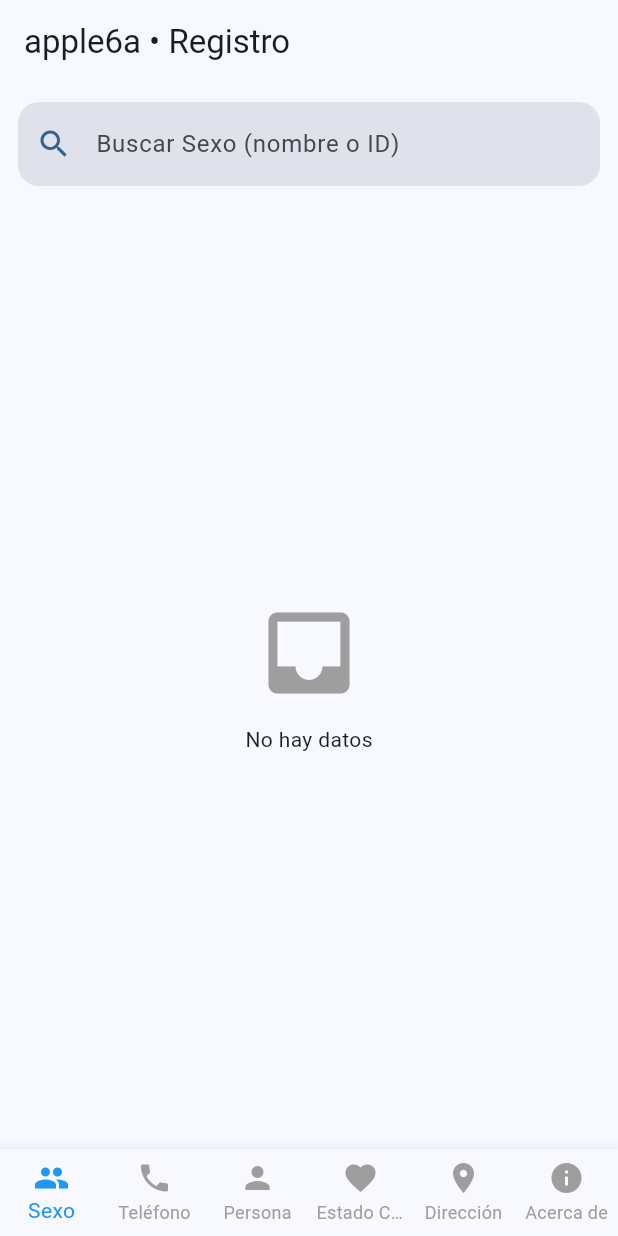
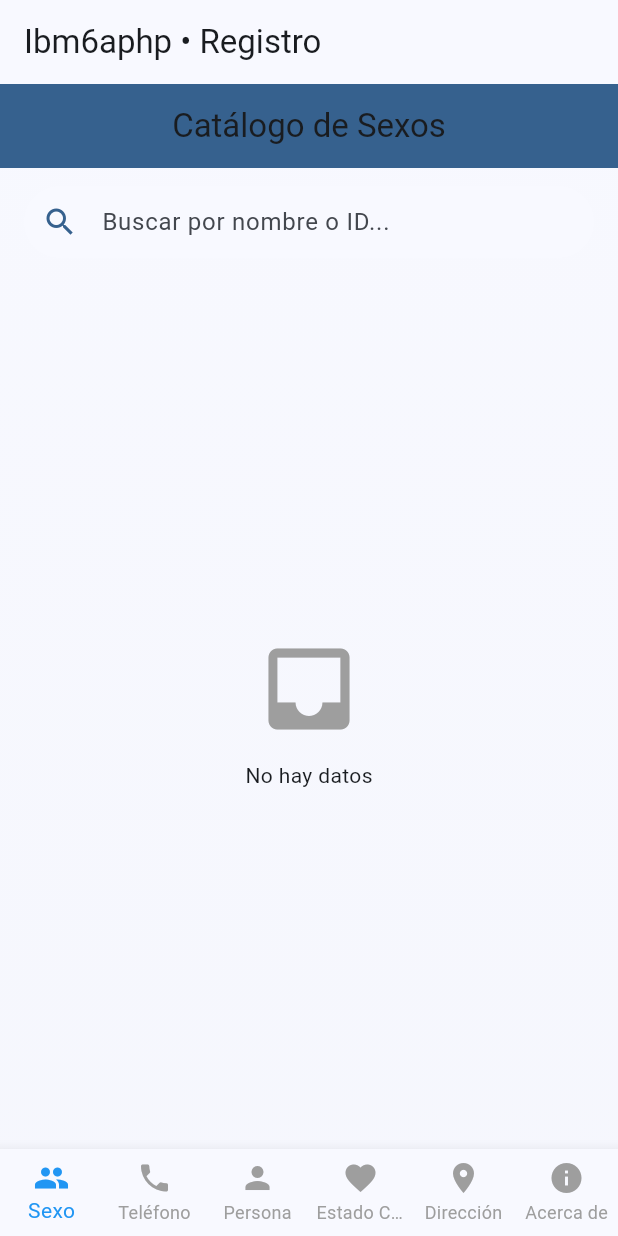
Before and after one commit to Anthony2002spd/app_ibm6as, a Flutter app: the screen it shows after launch, on a phone screen of 412 x 824 dp. Run offline on Flutter 3.47's test engine with Material 3 defaults, Android fonts, the phone set to English and light mode, and no system bars; network calls fail.

Commit message:
actualizada pagina de sexo

```diff
--- a/lib/main.dart
+++ b/lib/main.dart
@@ -1,5 +1,5 @@
 /*  ==============================================================
-    apple6a – Registro de Datos (main.dart)
+    Ibm6aphp – Registro de Datos (main.dart)
     App completa con todas las páginas y el rediseño de SexoPage
     Compatible con Flutter 3.32 (Material 3 activado)
     ============================================================== */
@@ -16,7 +16,7 @@ class MyApp extends StatelessWidget {
 
   @override
   Widget build(BuildContext context) => MaterialApp(
-    title: 'apple6a App',
+    title: 'Ibm6aphp App',
     theme: ThemeData(
       useMaterial3: true,
       colorSchemeSeed: Colors.blue,
@@ -47,7 +47,7 @@ class _MainScreenState extends State<MainScreen> {
 
   @override
   Widget build(BuildContext context) => Scaffold(
-    appBar: AppBar(title: const Text('apple6a • Registro')),
+    appBar: AppBar(title: const Text('Ibm6aphp • Registro')),
     body: _pages[_selectedIndex],
     bottomNavigationBar: BottomNavigationBar(
       currentIndex: _selectedIndex,
@@ -146,39 +146,59 @@ class Persona {
 
 /* ───────────────────────────────────────────────  SEXO PAGE  ── */
 class SexoPage extends StatefulWidget {
-  const SexoPage({super.key});
+  const SexoPage({Key? key}) : super(key: key);
+
   @override
   State<SexoPage> createState() => _SexoPageState();
 }
 
-class _SexoPageState extends State<SexoPage> {
-  List<Sexo> _all = [], _filtered = [];
+class _SexoPageState extends State<SexoPage> with SingleTickerProviderStateMixin {
+  List<Sexo> _all = [];
+  List<Sexo> _filtered = [];
   bool _loading = true;
+
+  late final AnimationController _animController;
+  late final Animation<double> _fadeAnimation;
 
   @override
   void initState() {
     super.initState();
+    _animController = AnimationController(
+      vsync: this,
+      duration: const Duration(milliseconds: 600),
+    );
+    _fadeAnimation = CurvedAnimation(
+      parent: _animController,
+      curve: Curves.easeIn,
+    );
     _fetch();
+  }
+
+  @override
+  void dispose() {
+    _animController.dispose();
+    super.dispose();
   }
 
   Future<void> _fetch() async {
     setState(() => _loading = true);
     try {
-      final r = await http.get(
+      final response = await http.get(
         Uri.parse(
-          'https://educaysoft.org/apple6a/app/controllers/SexoController.php?action=api',
+          'https://educaysoft.org/Ibm6aphp/app/controllers/SexoController.php?action=api',
         ),
       );
-      if (r.statusCode == 200) {
-        final data = (json.decode(r.body) as List)
+      if (response.statusCode == 200) {
+        final data = (json.decode(response.body) as List)
             .map((e) => Sexo.fromJson(e))
             .toList();
         setState(() {
           _all = data;
           _filtered = data;
         });
+        _animController.forward(from: 0.0);
       } else {
-        throw Exception('Error ${r.statusCode}');
+        throw Exception('Error ${response.statusCode}');
       }
     } catch (e) {
       debugPrint('Error Sexo: $e');
@@ -187,34 +207,57 @@ class _SexoPageState extends State<SexoPage> {
     }
   }
 
-  void _search(String q) => setState(
-    () => _filtered = _all
-        .where(
-          (s) =>
-              s.nombre.toLowerCase().contains(q.toLowerCase()) ||
-              s.idsexo.contains(q),
-        )
-        .toList(),
-  );
+  void _search(String query) {
+    final q = query.toLowerCase();
+    setState(() {
+      _filtered = _all.where((s) {
+        final nombreLower = s.nombre.toLowerCase();
+        final idLower = s.idsexo.toLowerCase();
+        return nombreLower.contains(q) || idLower.contains(q);
+      }).toList();
+      _animController.reset();
+      _animController.forward();
+    });
+  }
 
   @override
   Widget build(BuildContext context) {
-    final scheme = Theme.of(context).colorScheme;
-    return RefreshIndicator(
+    final theme = Theme.of(context);
+    return Scaffold(
+      appBar: AppBar(
+        title: const Text('Catálogo de Sexos'),
+        centerTitle: true,
+        elevation: 2,
+        backgroundColor: theme.colorScheme.primary,
+      ),
+      body: Container(
+        decoration: BoxDecoration(
+          gradient: LinearGradient(
+            colors: [
+              theme.colorScheme.surfaceVariant.withOpacity(0.03),
+              theme.colorScheme.surfaceVariant.withOpacity(0.09),
+            ],
+            begin: Alignment.topCenter,
+            end: Alignment.bottomCenter,
+          ),
+        ),
+        child: RefreshIndicator(
           onRefresh: _fetch,
+          color: theme.colorScheme.primary,
           child: Column(
             children: [
               Padding(
-            padding: const EdgeInsets.all(12),
+                padding: const EdgeInsets.symmetric(horizontal: 16, vertical: 12),
                 child: TextField(
                   onChanged: _search,
                   decoration: InputDecoration(
+                    hintText: 'Buscar por nombre o ID...',
+                    prefixIcon: Icon(Icons.search, color: theme.colorScheme.primary),
                     filled: true,
-                fillColor: scheme.surfaceVariant,
-                prefixIcon: Icon(Icons.search, color: scheme.primary),
-                hintText: 'Buscar Sexo (nombre o ID)',
+                    fillColor: theme.colorScheme.surface,
+                    contentPadding: const EdgeInsets.symmetric(vertical: 0),
                     border: OutlineInputBorder(
-                  borderRadius: BorderRadius.circular(14),
+                      borderRadius: BorderRadius.circular(30),
                       borderSide: BorderSide.none,
                     ),
                   ),
@@ -222,64 +265,120 @@ class _SexoPageState extends State<SexoPage> {
               ),
               Expanded(
                 child: _loading
-                ? const Center(child: CircularProgressIndicator())
+                    ? Center(
+                        child: Column(
+                          mainAxisSize: MainAxisSize.min,
+                          children: [
+                            SizedBox(
+                              width: 48,
+                              height: 48,
+                              child: CircularProgressIndicator(
+                                strokeWidth: 3.5,
+                                color: theme.colorScheme.primary,
+                              ),
+                            ),
+                            const SizedBox(height: 8),
+                            Text(
+                              'Cargando datos...',
+                              style: theme.textTheme.bodyMedium
+                                  ?.copyWith(color: theme.colorScheme.onSurfaceVariant),
+                            ),
+                          ],
+                        ),
+                      )
                     : _filtered.isEmpty
                         ? const _EmptyState()
-                : ListView.separated(
-                    padding: const EdgeInsets.symmetric(horizontal: 12),
+                        : FadeTransition(
+                            opacity: _fadeAnimation,
+                            child: ListView.separated(
+                              padding: const EdgeInsets.symmetric(horizontal: 16, vertical: 8),
                               itemCount: _filtered.length,
-                    separatorBuilder: (_, __) => const SizedBox(height: 8),
-                    itemBuilder: (_, i) => _SexoCard(sexo: _filtered[i]),
+                              separatorBuilder: (_, __) => const SizedBox(height: 12),
+                              itemBuilder: (_, i) {
+                                return _SexoCardModern(sexo: _filtered[i]);
+                              },
+                            ),
                           ),
               ),
             ],
           ),
+        ),
+      ),
+      floatingActionButton: _all.isNotEmpty
+          ? FloatingActionButton(
+              onPressed: () {
+                setState(() {
+                  _filtered = _all;
+                  _animController.reset();
+                  _animController.forward();
+                });
+              },
+              backgroundColor: theme.colorScheme.primary,
+              child: const Icon(Icons.clear_all),
+              tooltip: 'Restablecer búsqueda',
+            )
+          : null,
     );
   }
 }
 
-class _SexoCard extends StatelessWidget {
-  const _SexoCard({required this.sexo});
+class _SexoCardModern extends StatelessWidget {
+  const _SexoCardModern({Key? key, required this.sexo}) : super(key: key);
   final Sexo sexo;
 
   @override
   Widget build(BuildContext context) {
-    final scheme = Theme.of(context).colorScheme;
-    return InkWell(
-      borderRadius: BorderRadius.circular(14),
-      onTap: () => debugPrint('Sexo: ${sexo.idsexo} - ${sexo.nombre}'),
-      child: Ink(
+    final theme = Theme.of(context);
+    return Card(
+      shape: RoundedRectangleBorder(borderRadius: BorderRadius.circular(16)),
+      elevation: 4,
+      shadowColor: theme.colorScheme.primary.withOpacity(0.3),
+      child: InkWell(
+        borderRadius: BorderRadius.circular(16),
+        splashColor: theme.colorScheme.primary.withOpacity(0.1),
+        onTap: () {
+          ScaffoldMessenger.of(context).showSnackBar(
+            SnackBar(
+              content: Text('Seleccionaste: ${sexo.nombre} (ID: ${sexo.idsexo})'),
+            ),
+          );
+        },
+        child: Container(
           decoration: BoxDecoration(
-          color: scheme.primaryContainer,
-          borderRadius: BorderRadius.circular(14),
-          boxShadow: [
-            BoxShadow(
-              color: scheme.shadow.withOpacity(.12),
-              blurRadius: 6,
-              offset: const Offset(0, 3),
+            borderRadius: BorderRadius.circular(16),
+            gradient: LinearGradient(
+              colors: [
+                theme.colorScheme.primaryContainer.withOpacity(0.2),
+                theme.colorScheme.primaryContainer.withOpacity(0.05),
+              ],
+              begin: Alignment.topLeft,
+              end: Alignment.bottomRight,
             ),
-          ],
           ),
           child: ListTile(
+            contentPadding: const EdgeInsets.symmetric(horizontal: 16, vertical: 8),
             leading: CircleAvatar(
-            backgroundColor: scheme.primary,
-            child: Icon(Icons.people, color: scheme.onPrimary),
+              radius: 26,
+              backgroundColor: theme.colorScheme.primary,
+              child: Icon(Icons.people, color: theme.colorScheme.onPrimary, size: 28),
             ),
             title: Text(
               sexo.nombre,
-            style: TextStyle(
-              fontWeight: FontWeight.w600,
-              color: scheme.onPrimaryContainer,
+              style: theme.textTheme.titleMedium
+                  ?.copyWith(fontWeight: FontWeight.w600, color: theme.colorScheme.onBackground),
             ),
+            subtitle: Text(
+              'ID: ${sexo.idsexo}',
+              style: theme.textTheme.bodySmall
+                  ?.copyWith(color: theme.colorScheme.onSurfaceVariant),
             ),
-          subtitle: Text('ID: ${sexo.idsexo}'),
-          trailing: const Icon(Icons.chevron_right),
+            trailing: Icon(Icons.chevron_right, color: theme.colorScheme.primary),
+          ),
         ),
       ),
     );
   }
 }
-
 /* ─────────────────────────  WIDGET ESTADO VACÍO  ────────────── */
 class _EmptyState extends StatelessWidget {
   /// Mensaje que se mostrará.  Si no se envía, usa un texto genérico.
@@ -321,7 +420,7 @@ class _TelefonoPageState extends State<TelefonoPage> {
     setState(() => _loading = true);
     try {
       final r = await http.get(Uri.parse(
-          'https://educaysoft.org/apple6a/app/controllers/TelefonoController.php?action=api'));
+          'https://educaysoft.org/Ibm6aphp/app/controllers/TelefonoController.php?action=api'));
       if (r.statusCode == 200) {
         final data = (json.decode(r.body) as List)
             .map((e) => Telefono.fromJson(e))
@@ -446,7 +545,7 @@ class _EstadocivilPageState extends State<EstadocivilPage> {
     setState(() => _loading = true);
     try {
       final r = await http.get(Uri.parse(
-          'https://educaysoft.org/apple6a/app/controllers/EstadocivilController.php?action=api'));
+          'https://educaysoft.org/Ibm6aphp/app/controllers/EstadocivilController.php?action=api'));
       if (r.statusCode == 200) {
         final data = (json.decode(r.body) as List)
             .map((e) => Estadocivil.fromJson(e))
@@ -571,7 +670,7 @@ class _DireccionPageState extends State<DireccionPage> {
     setState(() => _loading = true);
     try {
       final r = await http.get(Uri.parse(
-          'https://educaysoft.org/apple6a/app/controllers/DireccionController.php?action=api'));
+          'https://educaysoft.org/Ibm6aphp/app/controllers/DireccionController.php?action=api'));
       if (r.statusCode == 200) {
         final data = (json.decode(r.body) as List)
             .map((e) => Direccion.fromJson(e))
@@ -698,7 +797,7 @@ class _PersonaPageState extends State<PersonaPage> {
     try {
       final r = await http.get(
         Uri.parse(
-          'https://educaysoft.org/apple6a/app/controllers/PersonaController.php?action=api',
+          'https://educaysoft.org/Ibm6aphp/app/controllers/PersonaController.php?action=api',
         ),
       );
       if (r.statusCode == 200) {
--- a/lib/mainprueba.dart
+++ b/lib/mainprueba.dart
@@ -13,7 +13,7 @@ class MyApp extends StatelessWidget {
   @override
   Widget build(BuildContext context) {
     return MaterialApp(
-      title: 'Datos API - Grupo apple6a',
+      title: 'Datos API - Grupo ibm6a',
       theme: ThemeData(
         primarySwatch: Colors.blue,
         appBarTheme: const AppBarTheme(centerTitle: true, elevation: 4),
@@ -51,15 +51,15 @@ class _ApiDataViewerState extends State<ApiDataViewer>
 
   final Map<String, String> apiEndpoints = {
     'Sexos':
-        'https://educaysoft.org/apple6a/app/controllers/SexoController.php?action=api',
+        'https://educaysoft.org/ibm6a/app/controllers/SexoController.php?action=api',
     'Teléfonos':
-        'https://educaysoft.org/apple6a/app/controllers/TelefonoController.php?action=api',
+        'https://educaysoft.org/ibm6a/app/controllers/TelefonoController.php?action=api',
     'Estados Civiles':
-        'https://educaysoft.org/apple6a/app/controllers/EstadocivilController.php?action=api',
+        'https://educaysoft.org/ibm6a/app/controllers/EstadocivilController.php?action=api',
     'Direcciones':
-        'https://educaysoft.org/apple6a/app/controllers/DireccionController.php?action=api',
+        'https://educaysoft.org/ibm6a/app/controllers/DireccionController.php?action=api',
     'Personas':
-        'https://educaysoft.org/apple6a/app/controllers/PersonaController.php?action=api',
+        'https://educaysoft.org/ibm6a/app/controllers/PersonaController.php?action=api',
   };
 
   @override
@@ -119,7 +119,7 @@ class _ApiDataViewerState extends State<ApiDataViewer>
   Widget build(BuildContext context) {
     return Scaffold(
       appBar: AppBar(
-        title: const Text('Datos API - Grupo apple6a'),
+        title: const Text('Datos API - Grupo ibm6a'),
         bottom: TabBar(
           controller: _tabController,
           isScrollable: true,
@@ -332,7 +332,7 @@ class AboutTab extends StatelessWidget {
           const SizedBox(height: 20),
           const Center(
             child: Text(
-              'Grupo apple6a',
+              'Grupo ibm6a',
               style: TextStyle(
                 fontSize: 24,
                 fontWeight: FontWeight.bold,
--- a/pubspec.yaml
+++ b/pubspec.yaml
@@ -1,4 +1,4 @@
-name: app_apple6a
+name: app_ibm6a
 description: "A new Flutter project."
 # The following line prevents the package from being accidentally published to
 # pub.dev using `flutter pub publish`. This is preferred for private packages.
```
Also changed, not shown: 17 other files. Lines whose indentation alone changed are shown as unchanged.
